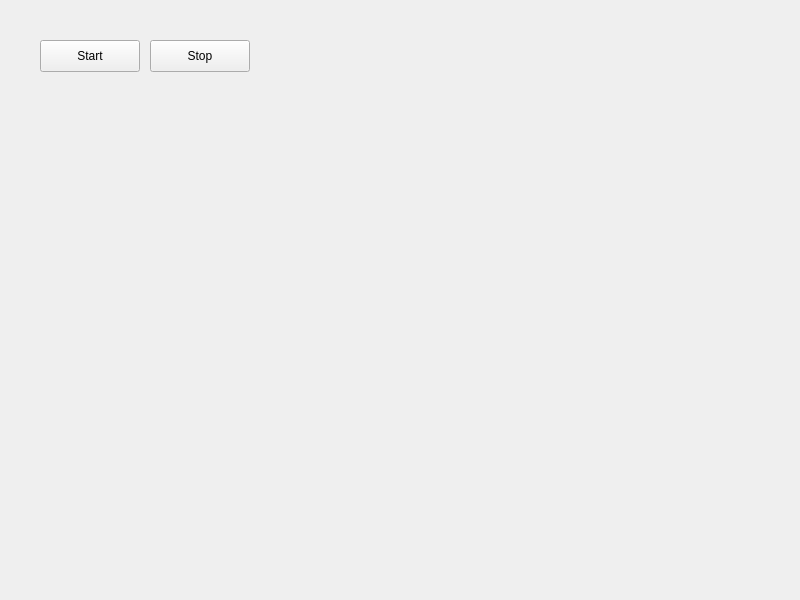
Old version of the form widget.ui in the repository martinschulzofficial/dpi_1-gui.
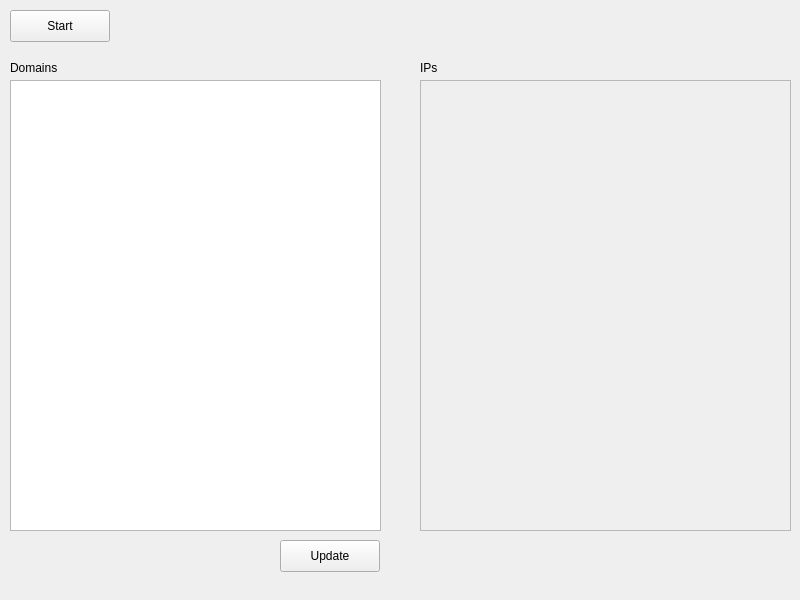
New version of the form.

Patch:
```diff
--- a/widget.ui
+++ b/widget.ui
@@ -16,8 +16,8 @@
   <widget class="QPushButton" name="pushButton">
    <property name="geometry">
     <rect>
-     <x>40</x>
-     <y>40</y>
+     <x>10</x>
+     <y>10</y>
      <width>100</width>
      <height>32</height>
     </rect>
@@ -26,17 +26,66 @@
     <string>Start</string>
    </property>
   </widget>
-  <widget class="QPushButton" name="pushButton_2">
+  <widget class="QPlainTextEdit" name="domainsTextEdit">
    <property name="geometry">
     <rect>
-     <x>150</x>
-     <y>40</y>
+     <x>10</x>
+     <y>80</y>
+     <width>371</width>
+     <height>451</height>
+    </rect>
+   </property>
+  </widget>
+  <widget class="QPushButton" name="updateDomainsButton">
+   <property name="geometry">
+    <rect>
+     <x>280</x>
+     <y>540</y>
      <width>100</width>
      <height>32</height>
     </rect>
    </property>
    <property name="text">
-    <string>Stop</string>
+    <string>Update</string>
+   </property>
+  </widget>
+  <widget class="QLabel" name="label">
+   <property name="geometry">
+    <rect>
+     <x>10</x>
+     <y>60</y>
+     <width>58</width>
+     <height>16</height>
+    </rect>
+   </property>
+   <property name="text">
+    <string>Domains</string>
+   </property>
+  </widget>
+  <widget class="QLabel" name="label_2">
+   <property name="geometry">
+    <rect>
+     <x>420</x>
+     <y>60</y>
+     <width>58</width>
+     <height>16</height>
+    </rect>
+   </property>
+   <property name="text">
+    <string>IPs</string>
+   </property>
+  </widget>
+  <widget class="QPlainTextEdit" name="ipsTextEdit">
+   <property name="enabled">
+    <bool>false</bool>
+   </property>
+   <property name="geometry">
+    <rect>
+     <x>420</x>
+     <y>80</y>
+     <width>371</width>
+     <height>451</height>
+    </rect>
    </property>
   </widget>
  </widget>
```
Left out of the diff: 2 changed lines with no effect on the pictures.
